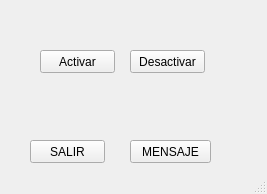
Qt form appui.ui (CodeDrTech/DevelopPython) before a commit.
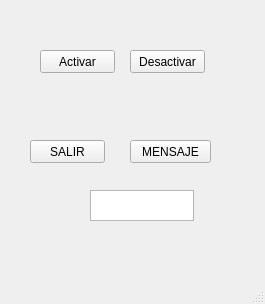
The same form after that commit.

What changed in the file:
```diff
--- a/appui.ui
+++ b/appui.ui
@@ -9,8 +9,8 @@
    <rect>
     <x>0</x>
     <y>0</y>
-    <width>267</width>
-    <height>194</height>
+    <width>265</width>
+    <height>304</height>
    </rect>
   </property>
   <property name="sizePolicy">
@@ -52,8 +52,8 @@
    <widget class="QLabel" name="Etiqueta">
     <property name="geometry">
      <rect>
-      <x>110</x>
-      <y>90</y>
+      <x>90</x>
+      <y>100</y>
       <width>71</width>
       <height>16</height>
      </rect>
@@ -91,6 +91,16 @@
      <string>MENSAJE</string>
     </property>
    </widget>
+   <widget class="QTextEdit" name="TxtMensaje">
+    <property name="geometry">
+     <rect>
+      <x>90</x>
+      <y>190</y>
+      <width>104</width>
+      <height>31</height>
+     </rect>
+    </property>
+   </widget>
   </widget>
   <widget class="QStatusBar" name="statusbar"/>
  </widget>
```
